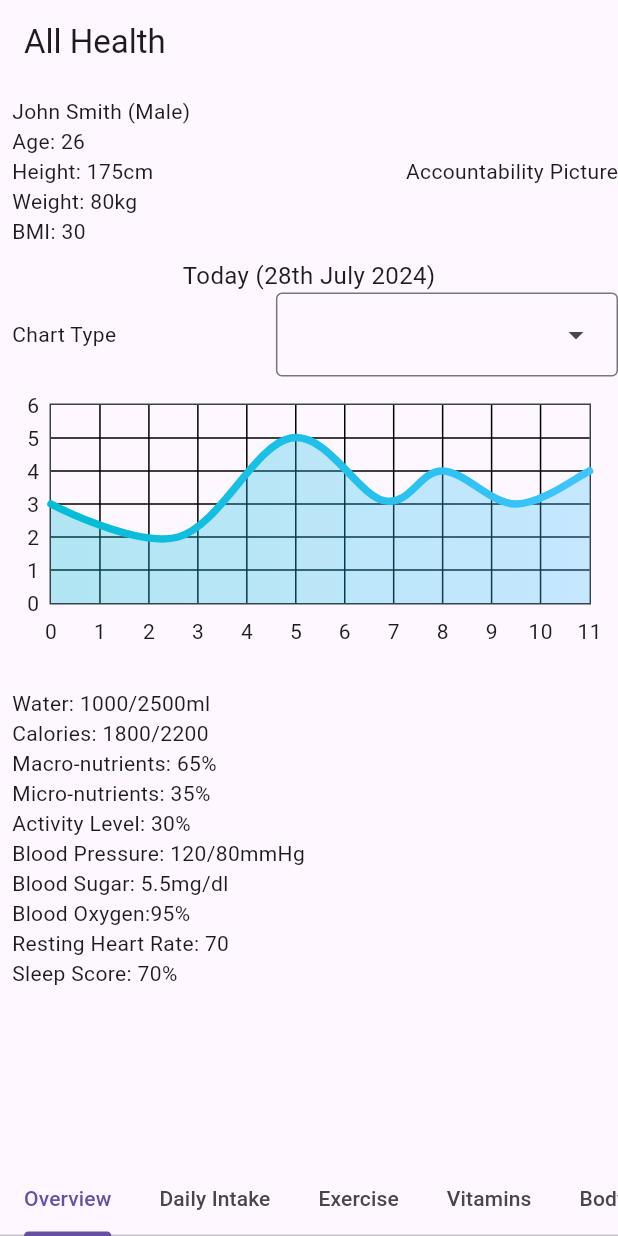
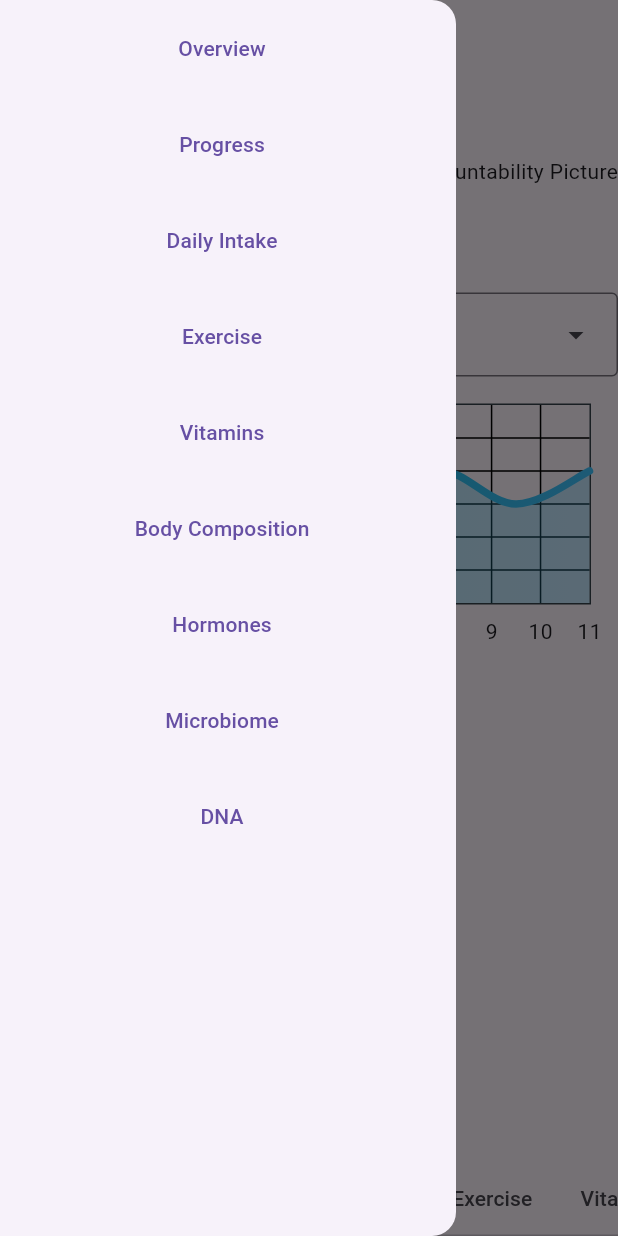
Before and after one commit to dcrebbin/all-health-flutter, a Flutter app: the screen it shows after launch, with the side drawer open (before the commit the screen has no drawer), on a phone screen of 412 x 824 dp. Run offline on Flutter 3.47's test engine with Material 3 defaults, Android fonts, the phone set to English and light mode, and no system bars; drawn by our look-alikes of fl_chart; our stand-ins replace flutter_dotenv, get_it, go_router, injectable.

```diff
--- a/lib/main.dart
+++ b/lib/main.dart
@@ -11,7 +11,7 @@ final _router = GoRouter(
   routes: [
     GoRoute(
       path: '/',
-      builder: (context, state) => const HomePage(),
+      builder: (context, state) => HomePage(),
     ),
   ],
 );
--- a/lib/pages/home/home_screen.dart
+++ b/lib/pages/home/home_screen.dart
@@ -8,7 +8,7 @@ import 'body_composition.dart';
 import 'daily-intake.dart';
 import 'dna_list.dart';
 import 'exercise.dart';
-import 'test_widget.dart';
+import 'progress.dart';
 
 class HomePage extends StatefulWidget {
   const HomePage({Key? key}) : super(key: key);
@@ -17,33 +17,65 @@ class HomePage extends StatefulWidget {
   createState() => _HomePageState();
 }
 
-class _HomePageState extends State<HomePage> {
+const tabs = [
+  'Overview',
+  'Progress',
+  'Daily Intake',
+  'Exercise',
+  'Vitamins',
+  'Body Composition',
+  'Hormones',
+  'Microbiome',
+  'DNA',
+];
+
+int selectedIndex = 0;
+
+class _HomePageState extends State<HomePage>
+    with SingleTickerProviderStateMixin {
+  late TabController tabController;
+  @override
+  void initState() {
+    super.initState();
+    tabController = TabController(
+        length: tabs.length, initialIndex: selectedIndex, vsync: this);
+  }
+
   @override
   Widget build(BuildContext context) {
     return MaterialApp(
         home: DefaultTabController(
-      length: 8,
+      length: 9,
       child: Scaffold(
+        drawer: Drawer(
+          child: ListView.builder(
+            itemCount: tabs.length,
+            itemBuilder: (context, index) {
+              return ListTile(
+                  title: TextButton(
+                onPressed: () {
+                  Navigator.of(context).pop();
+                  tabController.animateTo(index);
+                },
+                child: Text(tabs[index]),
+              ));
+            },
+          ),
+        ),
         appBar: AppBar(
           title: const Text('All Health'),
         ),
-        bottomNavigationBar: const TabBar(
+        bottomNavigationBar: TabBar(
+          controller: tabController,
           tabAlignment: TabAlignment.start,
           isScrollable: true,
-          tabs: [
-            Tab(text: 'Overview'),
-            Tab(text: 'Daily Intake'),
-            Tab(text: 'Exercise'),
-            Tab(text: 'Vitamins'),
-            Tab(text: 'Body Composition'),
-            Tab(text: 'Hormones'),
-            Tab(text: 'Microbiome'),
-            Tab(text: 'DNA'),
-          ],
+          tabs: tabs.map((e) => Tab(text: e)).toList(),
         ),
         body: TabBarView(
+          controller: tabController,
           children: [
             Overview(),
+            const Progress(),
             const DailyIntake(),
             const Exercise(),
             const Vitamins(),
--- a/lib/pages/home/overview.dart
+++ b/lib/pages/home/overview.dart
@@ -13,9 +13,6 @@ class Overview extends StatefulWidget {
 }
 
 class _OverviewState extends State<Overview> {
-  @override
-  int? _value = 1;
-
   List<String> items = const <String>[
     'Water',
     'Calories',
--- /dev/null
+++ b/lib/pages/home/progress.dart
@@ -0,0 +1,12 @@
+import 'package:flutter/material.dart';
+
+class Progress extends StatelessWidget {
+  const Progress({
+    super.key,
+  });
+
+  @override
+  Widget build(BuildContext context) {
+    return Text('Progress');
+  }
+}
```
Also changed, not shown: 1 other file.
